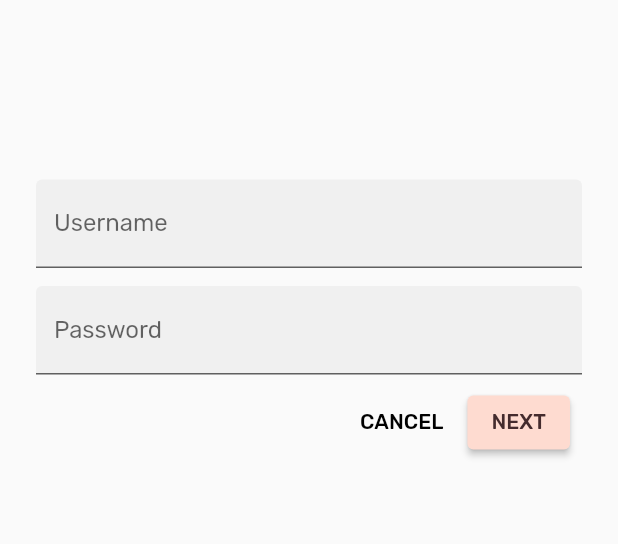
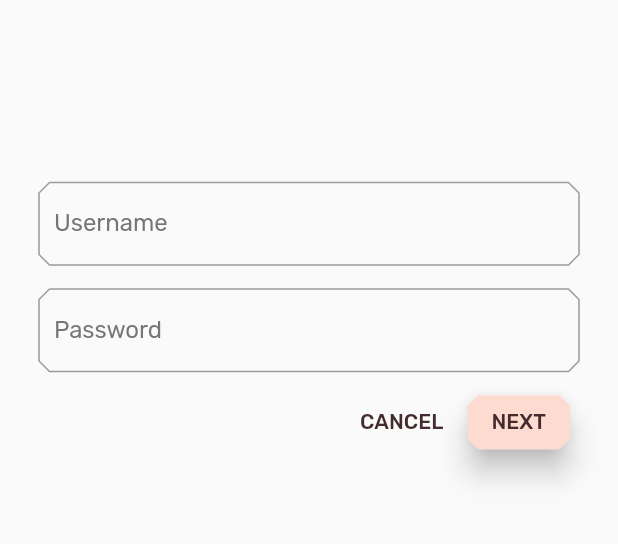
Before and after one commit to Asi-21/ShoppApp, a Flutter app: the screen it shows after launch, after a tap on "CANCEL", on a phone screen of 412 x 824 dp, the part 221-765 px from its top. Run offline on Flutter 3.47's test engine with Material 2 defaults, Android fonts, the phone set to English and light mode, and no system bars.

```diff
--- a/lib/app.dart
+++ b/lib/app.dart
@@ -1,5 +1,7 @@
 
 import 'package:flutter/material.dart';
+import 'supplemental/cut_corners_border.dart';
+
 
 import 'home.dart';
 import 'login.dart';
@@ -14,7 +16,7 @@ class ShrineApp extends StatelessWidget {
     return MaterialApp(
       title: 'Shrine',
       // TODO: Change home: to a Backdrop with a HomePage frontLayer (104)
-      home: const HomePage(),
+      home:  HomePage(),
       // TODO: Make currentCategory field take _currentCategory (104)
       // TODO: Pass _currentCategory for frontLayer (104)
       // TODO: Change backLayer field value to CategoryMenuPage (104)
@@ -58,6 +60,16 @@ textSelectionTheme: const TextSelectionThemeData(
 ),
     // TODO: Add the icon themes (103)
     // TODO: Decorate the inputs (103)
+        inputDecorationTheme: const InputDecorationTheme(
+  focusedBorder: CutCornersBorder(
+    borderSide: BorderSide(
+      width: 2.0,
+      color: kShrineBrown900,
+    ),
+  ),
+  border: CutCornersBorder(), // Replace code
+),
+
   );
 }
 // TODO: Build a Shrine Text Theme (103)
--- a/lib/home.dart
+++ b/lib/home.dart
@@ -1,84 +1,20 @@
 import 'package:flutter/material.dart';
-import 'package:intl/intl.dart';
+import 'package:flutter/services.dart';
 
 import 'model/products_repository.dart';
 import 'model/product.dart';
+import 'supplemental/asymmetric_view.dart';
 
 class HomePage extends StatelessWidget {
-  const HomePage({Key? key}) : super(key: key);
-
   // TODO: Add a variable for Category (104)
-
-  List<Card> _buildGridCards(BuildContext context) {
-    List<Product> products = ProductsRepository.loadProducts(Category.all);
-
-    if (products.isEmpty) {
-      return const <Card>[];
-    }
-
-    final ThemeData theme = Theme.of(context);
-    final NumberFormat formatter = NumberFormat.simpleCurrency(
-        locale: Localizations.localeOf(context).toString());
-
-    return products.map((product) {
-      return Card(
-        clipBehavior: Clip.antiAlias,
-        // TODO: Adjust card heights (103)
-        child: Column(
-          // TODO: Center items on the card (103)
-
-          crossAxisAlignment: CrossAxisAlignment.center,
-          children: <Widget>[
-            AspectRatio(
-              aspectRatio: 18 / 11,
-              child: Image.asset(
-                product.assetName,
-                package: product.assetPackage,
-                fit: BoxFit.fitWidth,
-              ),
-            ),
-            Expanded(
-              child: Padding(
-                padding: const EdgeInsets.fromLTRB(16.0, 12.0, 16.0, 8.0),
-                child: Column(
-                  // TODO: Align labels to the bottom and center (103)
-                   mainAxisAlignment: MainAxisAlignment.end,
-                  crossAxisAlignment: CrossAxisAlignment.center,
-
-                  // TODO: Change innermost Column (103)
-                  children: <Widget>[
-                  // TODO: Handle overflowing labels (103)
-                    Text(
-                      product.name,
-                      style: theme.textTheme.button,
-                      softWrap: false,
-                      overflow: TextOverflow.ellipsis,
-                      maxLines: 1,
-                    ),
-                    const SizedBox(height: 4.0),
-                    Text(
-                      formatter.format(product.price),
-                      style: theme.textTheme.caption,
-                    ),
-                    // End new code
-                  ],
-
-                ),
-              ),
-            ),
-          ],
-        ),
-      );
-    }).toList();
-  }
 
   @override
   Widget build(BuildContext context) {
-    // TODO: Return an AsymmetricView (104)
-    // TODO: Pass Category variable to AsymmetricView (104)
-
+  // TODO: Return an AsymmetricView (104)
+  // TODO: Pass Category variable to AsymmetricView (104)
     return Scaffold(
       appBar: AppBar(
+        systemOverlayStyle: SystemUiOverlayStyle.dark,
         leading: IconButton(
           icon: const Icon(
             Icons.menu,
@@ -88,7 +24,7 @@ class HomePage extends StatelessWidget {
             print('Menu button');
           },
         ),
-        title: const Text('SHOPP'),
+        title: const Text('SHRINE'),
         actions: <Widget>[
           IconButton(
             icon: const Icon(
@@ -102,7 +38,7 @@ class HomePage extends StatelessWidget {
           IconButton(
             icon: const Icon(
               Icons.tune,
-              semanticLabel: 'filter',
+              semanticLabel: 'filter'
             ),
             onPressed: () {
               print('Filter button');
@@ -110,15 +46,7 @@ class HomePage extends StatelessWidget {
           ),
         ],
       ),
-      body: Center(
-        child: GridView.count(
-          crossAxisCount: 2,
-          padding: const EdgeInsets.all(16.0),
-          childAspectRatio: 8.0 / 9.0,
-          children: _buildGridCards(context),
-        ),
-      ),
-      resizeToAvoidBottomInset: false,
+      body: AsymmetricView(products: ProductsRepository.loadProducts(Category.all)),
     );
   }
 }
--- a/lib/login.dart
+++ b/lib/login.dart
@@ -24,7 +24,23 @@ class LoginPage extends StatefulWidget {
 class _LoginPageState extends State<LoginPage> {
   final _usernameController = TextEditingController();
   final _passwordController = TextEditingController();
-
+  final _unfocusedColor = Colors.grey[600];
+  final _usernameFocusNode = FocusNode();
+  final _passwordFocusNode = FocusNode();
+  @override
+void initState() {
+  super.initState();
+  _usernameFocusNode.addListener(() {
+      setState(() {
+        //Redraw so that the username label reflects the focus state
+      });
+   });
+  _passwordFocusNode.addListener(() {
+      setState(() {
+        //Redraw so that the password label reflects the focus state
+      });
+   });
+}
   @override
   Widget build(BuildContext context) {
     return Scaffold(
@@ -45,31 +61,48 @@ class _LoginPageState extends State<LoginPage> {
             // TODO: Remove filled: true values (103)
             TextField(
               controller: _usernameController,
-              decoration: const InputDecoration(
-                filled: true,
+              decoration:  InputDecoration(
+                //filled: true,
                 labelText: 'Username',
+                labelStyle: TextStyle(
+                  color: _usernameFocusNode.hasFocus
+           ? Theme.of(context).colorScheme.secondary
+           : _unfocusedColor
+                  ),
               ),
             ),
             const SizedBox(height: 12.0),
             // TODO: Wrap Password with AccentColorOverride (103)
             TextField(
               controller: _passwordController,
-              decoration: const InputDecoration(
-                filled: true,
+              decoration:  InputDecoration(
+                //filled: true,
                 labelText: 'Password',
+                labelStyle: TextStyle(
+            color: _passwordFocusNode.hasFocus
+           ? Theme.of(context).colorScheme.secondary
+           : _unfocusedColor                   ),
               ),
+
               obscureText: true,
             ),
             ButtonBar(
               children: <Widget>[
                 // TODO: Add a beveled rectangular border to CANCEL (103)
                 TextButton(
-                  child: const Text('CANCEL',
-                  style: TextStyle(
-                    color: Colors.black
-                  ),)
-                  ,
-                  onPressed: () {
+                    child: const Text('CANCEL'),
+                    style: ButtonStyle(
+                      foregroundColor: MaterialStateProperty.all(
+                        Theme.of(context).colorScheme.secondary,
+                      ),
+                      shape: MaterialStateProperty.all(
+                        const BeveledRectangleBorder(
+                          borderRadius: BorderRadius.all(Radius.circular(7.0)),
+                        ),
+                      ),
+                    ),
+
+                      onPressed: () {
                     _usernameController.clear();
                     _passwordController.clear();
                   },
@@ -78,6 +111,16 @@ class _LoginPageState extends State<LoginPage> {
                 // TODO: Add a beveled rectangular border to NEXT (103)
                 ElevatedButton(
                   child: const Text('NEXT'),
+                  style: ButtonStyle(
+                        elevation: MaterialStateProperty.all(8.0),
+                            shape: MaterialStateProperty.all(
+                                  const BeveledRectangleBorder(
+
+                                   borderRadius: BorderRadius.all(Radius.circular(7.0)),
+
+                                  ),
+                            ),
+  ),
                   onPressed: () {
                     Navigator.pop(context);
                   },
```
